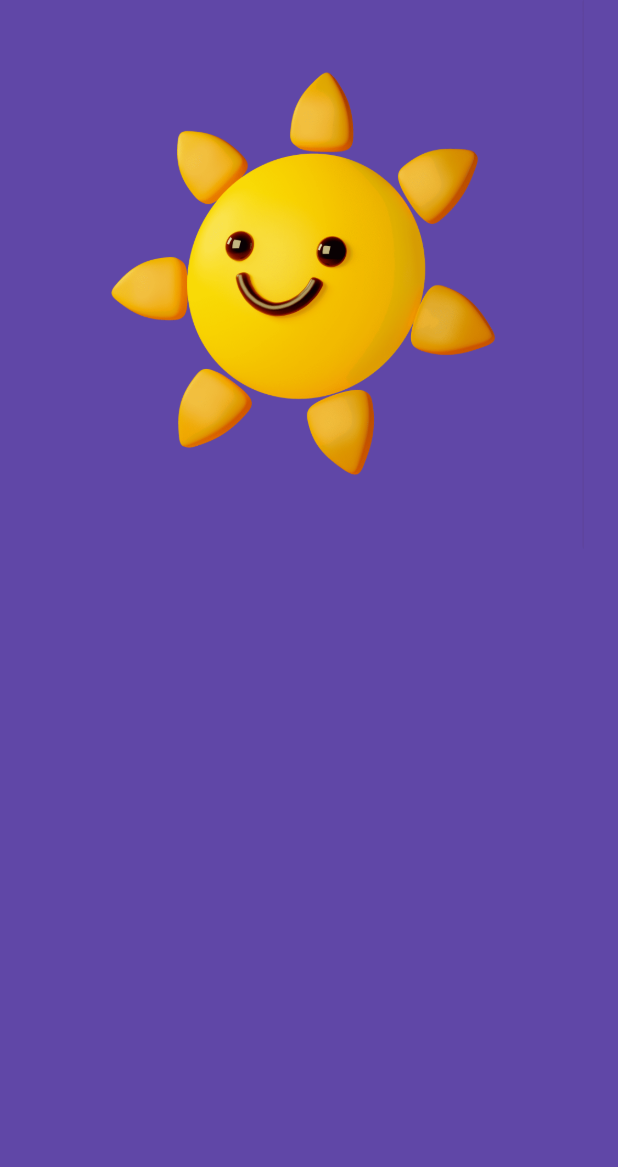
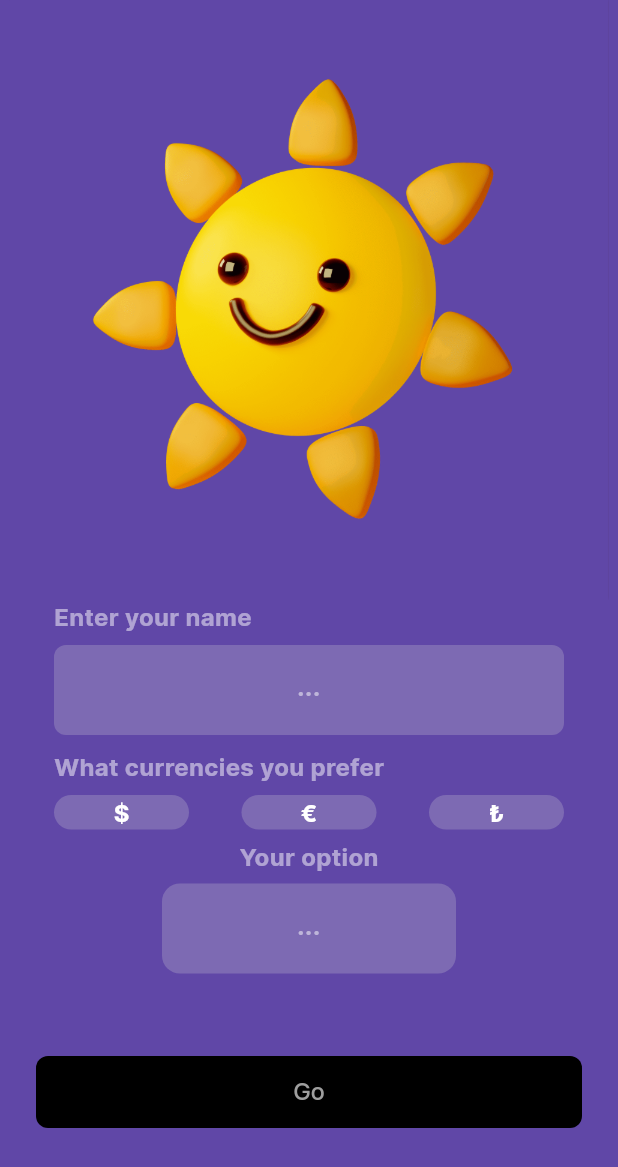
Before and after one commit to kent0505/test_income, a Flutter app: the NameScreen screen opened directly, on a phone screen of 412 x 824 dp. Shown: the top 1167 px of the screen. Run offline on Flutter 3.47's test engine with Material 3 defaults, Android fonts, the phone set to English and light mode, and no system bars.

Commit message:
added name screen

```diff
--- a/lib/screens/name_screen.dart
+++ b/lib/screens/name_screen.dart
@@ -1,4 +1,9 @@
+import 'dart:developer';
+
+import 'package:flutter/cupertino.dart';
 import 'package:flutter/material.dart';
+import 'package:test_income/widgets/black_button.dart';
+import 'package:test_income/widgets/txt_field.dart';
 
 class NameScreen extends StatefulWidget {
   const NameScreen({super.key});
@@ -8,15 +13,190 @@ class NameScreen extends StatefulWidget {
 }
 
 class _NameScreenState extends State<NameScreen> {
+  final controller1 = TextEditingController();
+  final controller2 = TextEditingController();
+
+  bool active = false;
+
+  void onChanged() {
+    setState(() {
+      if (controller1.text.isEmpty) {
+        active = false;
+      } else if (controller2.text.isEmpty) {
+        active = false;
+      } else {
+        active = true;
+      }
+    });
+  }
+
+  void onSelectCurrency(String currency) {
+    controller2.text = currency;
+    onChanged();
+  }
+
+  void onGo() {
+    log(controller1.text);
+    log(controller2.text);
+  }
+
+  @override
+  void dispose() {
+    controller1.dispose();
+    controller2.dispose();
+    super.dispose();
+  }
+
   @override
   Widget build(BuildContext context) {
     return Scaffold(
-      body: Padding(
-        padding: const EdgeInsets.symmetric(horizontal: 23),
-        child: Column(
-          children: [
-            Image.asset('assets/sun.png'),
-          ],
+      resizeToAvoidBottomInset: false,
+      body: Column(
+        children: [
+          Center(
+            child: SizedBox(
+              height: 400,
+              width: 400,
+              child: Image.asset('assets/sun.png'),
+            ),
+          ),
+          // const SizedBox(height: 74),
+          Padding(
+            padding: const EdgeInsets.symmetric(horizontal: 36),
+            child: Column(
+              crossAxisAlignment: CrossAxisAlignment.start,
+              children: [
+                Text(
+                  'Enter your name',
+                  style: TextStyle(
+                    color: const Color(0xffffffff).withOpacity(0.5),
+                    fontSize: 16,
+                    fontWeight: FontWeight.w700,
+                    fontFamily: 'Inter',
+                  ),
+                ),
+                const SizedBox(height: 7),
+                TxtField(
+                  controller: controller1,
+                  hintText: '...',
+                  onChanged: onChanged,
+                ),
+                const SizedBox(height: 10),
+                Text(
+                  'What currencies you prefer',
+                  style: TextStyle(
+                    color: const Color(0xffffffff).withOpacity(0.5),
+                    fontSize: 16,
+                    fontWeight: FontWeight.w700,
+                    fontFamily: 'Inter',
+                  ),
+                ),
+                const SizedBox(height: 7),
+                Row(
+                  mainAxisAlignment: MainAxisAlignment.center,
+                  children: [
+                    _CurrencySelectButton(
+                      currency: '\$',
+                      selected: controller2.text == '\$',
+                      onPressed: () {
+                        onSelectCurrency('\$');
+                      },
+                    ),
+                    const Spacer(),
+                    _CurrencySelectButton(
+                      currency: '€',
+                      selected: controller2.text == '€',
+                      onPressed: () {
+                        onSelectCurrency('€');
+                      },
+                    ),
+                    const Spacer(),
+                    _CurrencySelectButton(
+                      currency: '₺',
+                      selected: controller2.text == '₺',
+                      onPressed: () {
+                        onSelectCurrency('₺');
+                      },
+                    ),
+                  ],
+                ),
+                const SizedBox(height: 7),
+                Center(
+                  child: Text(
+                    'Your option',
+                    style: TextStyle(
+                      color: const Color(0xffffffff).withOpacity(0.5),
+                      fontSize: 16,
+                      fontWeight: FontWeight.w700,
+                      fontFamily: 'Inter',
+                    ),
+                  ),
+                ),
+                const SizedBox(height: 6),
+                Center(
+                  child: SizedBox(
+                    width: 196,
+                    child: TxtField(
+                      controller: controller2,
+                      limit: 1,
+                      borderRadius: 12,
+                      onChanged: onChanged,
+                    ),
+                  ),
+                ),
+              ],
+            ),
+          ),
+          const Spacer(),
+          Padding(
+            padding: const EdgeInsets.symmetric(horizontal: 24),
+            child: BlackButton(
+              title: 'Go',
+              active: active,
+              onPressed: onGo,
+            ),
+          ),
+          const SizedBox(height: 72),
+        ],
+      ),
+    );
+  }
+}
+
+class _CurrencySelectButton extends StatelessWidget {
+  const _CurrencySelectButton({
+    required this.currency,
+    required this.selected,
+    required this.onPressed,
+  });
+
+  final String currency;
+  final bool selected;
+  final void Function() onPressed;
+
+  @override
+  Widget build(BuildContext context) {
+    return Container(
+      height: 23,
+      width: 90,
+      decoration: BoxDecoration(
+        color:
+            selected ? Colors.black : const Color(0xffD9D9D9).withOpacity(0.24),
+        borderRadius: BorderRadius.circular(12),
+      ),
+      child: CupertinoButton(
+        onPressed: onPressed,
+        padding: EdgeInsets.zero,
+        child: Center(
+          child: Text(
+            currency,
+            style: const TextStyle(
+              color: Colors.white,
+              fontSize: 16,
+              fontWeight: FontWeight.w700,
+              fontFamily: 'Inter',
+            ),
+          ),
         ),
       ),
     );
--- a/lib/widgets/black_button.dart
+++ b/lib/widgets/black_button.dart
@@ -5,10 +5,12 @@ class BlackButton extends StatelessWidget {
   const BlackButton({
     super.key,
     required this.title,
+    this.active = true,
     required this.onPressed,
   });
 
   final String title;
+  final bool active;
   final void Function() onPressed;
 
   @override
@@ -20,13 +22,13 @@ class BlackButton extends StatelessWidget {
         borderRadius: BorderRadius.circular(8),
       ),
       child: CupertinoButton(
-        onPressed: onPressed,
+        onPressed: active ? onPressed : null,
         padding: EdgeInsets.zero,
         child: Center(
           child: Text(
             title,
-            style: const TextStyle(
-              color: Colors.white,
+            style: TextStyle(
+              color: active ? Colors.white : Colors.grey,
               fontSize: 16,
               fontWeight: FontWeight.w500,
               fontFamily: 'SFProText',
--- /dev/null
+++ b/lib/widgets/txt_field.dart
@@ -0,0 +1,66 @@
+import 'package:flutter/material.dart';
+import 'package:flutter/services.dart';
+
+class TxtField extends StatelessWidget {
+  const TxtField({
+    super.key,
+    required this.controller,
+    this.hintText = '...',
+    this.limit = 20,
+    this.borderRadius = 8,
+    required this.onChanged,
+  });
+
+  final TextEditingController controller;
+  final String hintText;
+  final int limit;
+  final double borderRadius;
+  final void Function() onChanged;
+
+  @override
+  Widget build(BuildContext context) {
+    return Container(
+      height: 60,
+      decoration: BoxDecoration(
+        color: const Color(0xffD9D9D9).withOpacity(0.24),
+        borderRadius: BorderRadius.circular(borderRadius),
+      ),
+      child: TextField(
+        controller: controller,
+        textAlign: TextAlign.center,
+        inputFormatters: [
+          LengthLimitingTextInputFormatter(limit),
+        ],
+        textCapitalization: TextCapitalization.sentences,
+        style: const TextStyle(
+          color: Colors.white,
+          fontSize: 16,
+          fontWeight: FontWeight.w700,
+          fontFamily: 'Inter',
+        ),
+        decoration: InputDecoration(
+          hintText: hintText,
+          hintStyle: TextStyle(
+            color: const Color(0xffFFFFFF).withOpacity(0.5),
+            fontSize: 16,
+            fontWeight: FontWeight.w700,
+            fontFamily: 'Inter',
+          ),
+          focusedBorder: const OutlineInputBorder(
+            borderSide: BorderSide(color: Colors.transparent),
+          ),
+          enabledBorder: const OutlineInputBorder(
+            borderSide: BorderSide(color: Colors.transparent),
+          ),
+        ),
+        onTapOutside: (event) {
+          FocusManager.instance.primaryFocus?.unfocus();
+        },
+        onChanged: (value) {
+          controller.text = value;
+          onChanged();
+        },
+      ),
+    );
+  }
+}
```
